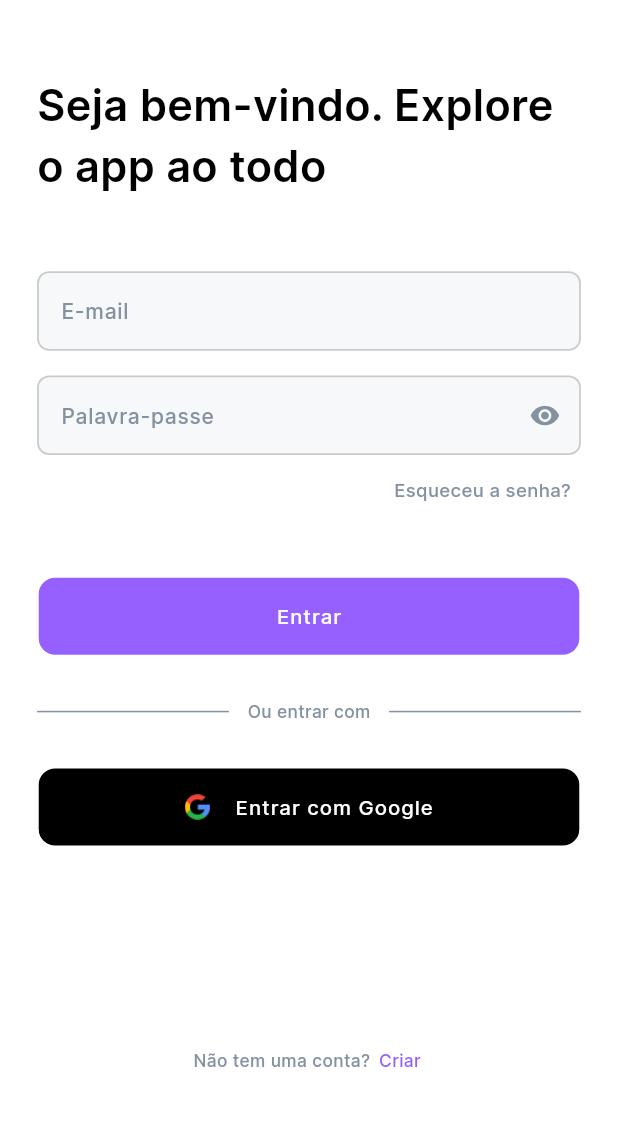
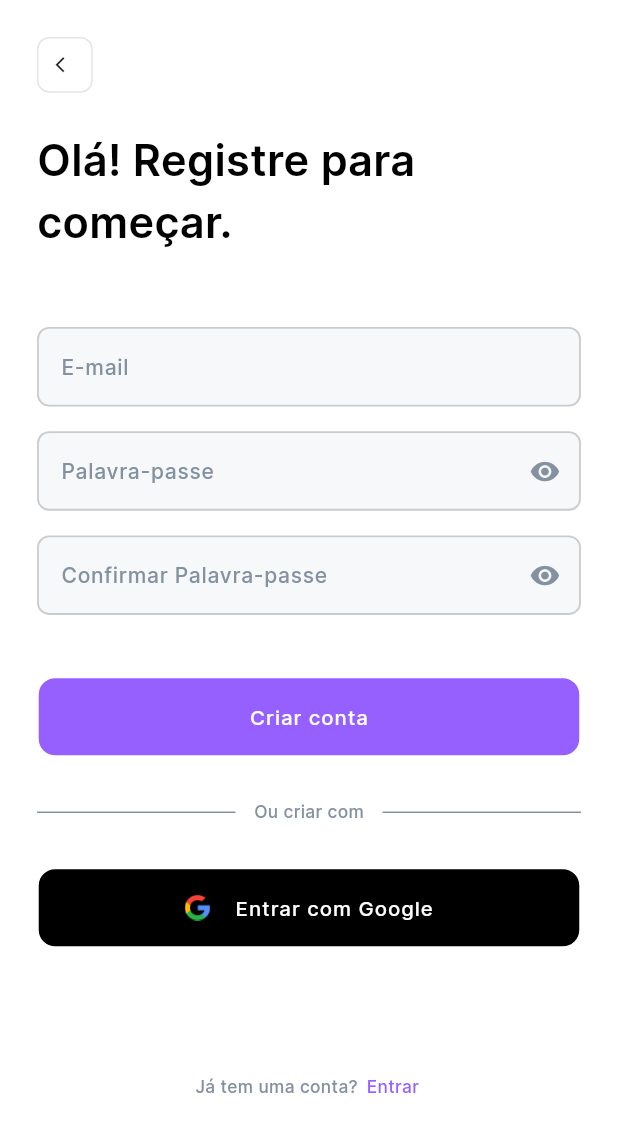
Before and after one commit to dev003-mobile/pulse-check-app, a Flutter app: the screen it shows after launch, after a tap on "Saltar", after a tap on "Criar", on a phone screen of 412 x 824 dp. Shown: the top 1132 px of the screen. Run offline on Flutter 3.47's test engine with Material 3 defaults, Android fonts, the phone set to English and light mode, and no system bars; our stand-ins replace flutter_animate, flutter_riverpod, gap, get, smooth_page_indicator.

Commit message:
✨ feat: sign up screen added

```diff
--- a/lib/src/core/presenter/common/routes/app_name_route.dart
+++ b/lib/src/core/presenter/common/routes/app_name_route.dart
@@ -2,4 +2,5 @@ class AppNameRoute {
   static String splashScreen = "/";
   static String slideScreen = "/slide_screen";
   static String signInScreen = "/sign_in_screen";
+  static String signUpScreen = "/sign_up_screen";
 }
--- a/lib/src/core/presenter/common/routes/app_routes.dart
+++ b/lib/src/core/presenter/common/routes/app_routes.dart
@@ -2,6 +2,7 @@ import 'package:get/get.dart';
 
 import 'app_name_route.dart';
 import '../../../../modules/initial_module/screens/slide_screen/slide_screen.dart';
+import '../../../../modules/auth_module/screens/sign_up_screen/sign_up_screen.dart';
 import '../../../../modules/auth_module/screens/sign_in_screen/sign_in_screen.dart';
 import '../../../../modules/initial_module/screens/splash_screen/splash_screen.dart';
 
@@ -10,5 +11,6 @@ class AppRoutes {
     GetPage(name: AppNameRoute.splashScreen, page: () => const SplashScreen()),
     GetPage(name: AppNameRoute.slideScreen, page: () => const SlideScreen()),
     GetPage(name: AppNameRoute.signInScreen, page: () => const SignInScreen()),
+    GetPage(name: AppNameRoute.signUpScreen, page: () => const SignUpScreen()),
   ];
 }
--- a/lib/src/modules/auth_module/screens/sign_in_screen/components/button_sign_in_google_component.dart
+++ b/lib/src/core/presenter/common/widgets/button_with_google_widget.dart
@@ -1,22 +1,24 @@
 import 'package:gap/gap.dart';
 import 'package:flutter/material.dart';
 
-import '../../../../../core/presenter/common/design/app_style_design.dart';
-import '../../../../../core/presenter/common/design/app_theme_design.dart';
-import '../../../../../core/presenter/utils/constants/app_name_constant.dart';
-import '../../../../../core/presenter/utils/constants/app_image_constants.dart';
-import '../../../../../core/presenter/common/widgets/button_opacity_widget.dart';
-import '../../../../../core/presenter/providers/module_providers/sign_in_providers.dart';
+import 'button_opacity_widget.dart';
+import '../design/app_style_design.dart';
+import '../design/app_theme_design.dart';
+import '../../utils/constants/app_name_constant.dart';
+import '../../utils/constants/app_image_constants.dart';
+import '../../providers/module_providers/sign_in_providers.dart';
 
-class ButtonSignInGoogleComponent extends StatelessWidget {
-  const ButtonSignInGoogleComponent({super.key});
+class ButtonWithGoogleWidget extends StatelessWidget {
+  const ButtonWithGoogleWidget({super.key, this.onTap});
+
+  final VoidCallback? onTap;
 
   @override
   Widget build(BuildContext context) {
     Size size = MediaQuery.sizeOf(context);
     return SizedBox(
       child: ButtonOpacityWidget(
-        onTap: () { },
+        onTap: onTap,
         provider: buttonSignInGoogleSlideStateProvider,
         backgroundColor: AppThemeDesign.defaulTheme.colorScheme.background,
         child: Row(
--- /dev/null
+++ b/lib/src/core/presenter/common/widgets/icon_back_widget.dart
@@ -0,0 +1,32 @@
+import 'package:get/get.dart';
+import 'package:flutter/material.dart';
+
+import '../design/app_theme_design.dart';
+
+class IconBackWidget extends StatelessWidget {
+  const IconBackWidget({super.key});
+
+  @override
+  Widget build(BuildContext context) {
+    Size size = MediaQuery.sizeOf(context);
+    return Material(
+      color: AppThemeDesign.defaulTheme.colorScheme.surface,
+      shape: RoundedRectangleBorder(
+        side: BorderSide(color: AppThemeDesign.defaulTheme.colorScheme.background.withOpacity(.1)),
+        borderRadius: const BorderRadius.all(Radius.circular(8))
+      ),
+      child: SizedBox(
+        height: size.height * .045,
+        width: size.width * .09,
+        child: InkWell(
+          onTap: () => Get.back(),
+          borderRadius: const BorderRadius.all(Radius.circular(8)),
+          child: Icon(
+            Icons.arrow_back_ios,
+            size: size.height * .015,
+          ),
+        ),
+      ),
+    );
+  }
+}
--- a/lib/src/modules/auth_module/screens/sign_in_screen/components/sign_in_another_account_component.dart
+++ b/lib/src/core/presenter/common/widgets/sign_in_another_account_widget.dart
@@ -1,11 +1,13 @@
 import 'package:flutter/material.dart';
 
-import '../../../../../core/presenter/common/design/app_style_design.dart';
-import '../../../../../core/presenter/common/design/app_theme_design.dart';
-import '../../../../../core/presenter/utils/constants/app_name_constant.dart';
+import '../design/app_style_design.dart';
+import '../design/app_theme_design.dart';
+import '../../utils/constants/app_name_constant.dart';
 
-class SignInAnotherAccountComponent extends StatelessWidget {
-  const SignInAnotherAccountComponent({super.key});
+class SignInAnotherAccountWidget extends StatelessWidget {
+  const SignInAnotherAccountWidget({super.key, this.text});
+
+  final String? text;
 
   @override
   Widget build(BuildContext context) {
@@ -21,7 +23,7 @@ class SignInAnotherAccountComponent extends StatelessWidget {
             child: Padding(
               padding: EdgeInsets.symmetric(horizontal: size.width * .03),
               child: Text(
-                AppNameConstant.signInAnotherAccountText,
+                text ?? AppNameConstant.signInAnotherAccountText,
                 style: AppStyleDesign.fontStyleInter(
                   context: context,
                   size: size.height * .014,
--- /dev/null
+++ b/lib/src/core/presenter/providers/module_providers/sign_up_providers.dart
@@ -0,0 +1,5 @@
+import 'package:flutter_riverpod/flutter_riverpod.dart';
+
+final buttonSignUpStateProvider = StateProvider<bool>((ref) => false);
+final visiblePasswordStateProvider = StateProvider<bool>((ref) => true);
+final visibleConfirmPasswordStateProvider = StateProvider<bool>((ref) => true);
--- a/lib/src/core/presenter/utils/constants/app_name_constant.dart
+++ b/lib/src/core/presenter/utils/constants/app_name_constant.dart
@@ -17,4 +17,9 @@ class AppNameConstant {
   static String createText = "Criar";
   static String emailText = "E-mail";
   static String passwordText = "Palavra-passe";
+  static String titleSignUpText = "Olá! Registre para começar.";
+  static String confirmPasswordText = "Confirmar Palavra-passe";
+  static String haveAnAccountText = "Já tem uma conta?";
+  static String createAccountText = "Criar conta";
+  static String signUpAnotherAccountText = "Ou criar com";
 }
--- a/lib/src/modules/auth_module/screens/sign_in_screen/sign_in_screen.dart
+++ b/lib/src/modules/auth_module/screens/sign_in_screen/sign_in_screen.dart
@@ -1,17 +1,19 @@
 import 'package:gap/gap.dart';
+import 'package:get/get.dart';
 import 'package:flutter/material.dart';
 import 'package:flutter_riverpod/flutter_riverpod.dart';
 
 import 'components/title_welcome_component.dart';
 import 'components/text_forgot_password_component.dart';
-import 'components/button_sign_in_google_component.dart';
-import 'components/sign_in_another_account_component.dart';
+import '../../../../core/presenter/common/routes/app_name_route.dart';
 import '../../../../core/presenter/common/design/app_theme_design.dart';
 import '../../../../core/presenter/utils/constants/app_name_constant.dart';
 import '../../../../core/presenter/common/widgets/button_opacity_widget.dart';
 import '../../../../core/presenter/common/widgets/row_question_auth_widget.dart';
 import '../../../../core/presenter/common/widgets/textfield_default_widget.dart';
+import '../../../../core/presenter/common/widgets/button_with_google_widget.dart';
 import '../../../../core/presenter/providers/module_providers/sign_in_providers.dart';
+import '../../../../core/presenter/common/widgets/sign_in_another_account_widget.dart';
 
 class SignInScreen extends ConsumerStatefulWidget {
   const SignInScreen({super.key});
@@ -77,17 +79,17 @@ class _SignInScreenState extends ConsumerState<SignInScreen> {
                         ),
                       ),
                       Gap(size.height * .035),
-                      const SignInAnotherAccountComponent(),
+                      const SignInAnotherAccountWidget(),
                       Gap(size.height * .035),
-                      const ButtonSignInGoogleComponent()
+                      const ButtonWithGoogleWidget()
                     ],
                   ),
                 ),
                 Gap(size.height * .16),
                 RowQuestionAuthWidget(
-                  onTap: () { },
                   actionText: AppNameConstant.createText,
                   question: AppNameConstant.dontHaveAnAccountText,
+                  onTap: () => Get.toNamed(AppNameRoute.signUpScreen),
                 )
               ],
             ),
--- /dev/null
+++ b/lib/src/modules/auth_module/screens/sign_up_screen/sign_up_screen.dart
@@ -0,0 +1,131 @@
+import 'package:gap/gap.dart';
+import 'package:flutter/material.dart';
+import 'package:flutter_riverpod/flutter_riverpod.dart';
+import 'package:get/get.dart';
+
+import '../../../../core/presenter/common/design/app_style_design.dart';
+import '../../../../core/presenter/common/design/app_theme_design.dart';
+import '../../../../core/presenter/common/widgets/button_opacity_widget.dart';
+import '../../../../core/presenter/common/widgets/button_with_google_widget.dart';
+import '../../../../core/presenter/common/widgets/icon_back_widget.dart';
+import '../../../../core/presenter/common/widgets/row_question_auth_widget.dart';
+import '../../../../core/presenter/common/widgets/sign_in_another_account_widget.dart';
+import '../../../../core/presenter/utils/constants/app_name_constant.dart';
+import '../../../../core/presenter/common/widgets/textfield_default_widget.dart';
+import '../../../../core/presenter/providers/module_providers/sign_up_providers.dart';
+
+class SignUpScreen extends ConsumerStatefulWidget {
+  const SignUpScreen({super.key});
+
+  @override
+  ConsumerState<ConsumerStatefulWidget> createState() => _SignUpScreenState();
+}
+
+class _SignUpScreenState extends ConsumerState<SignUpScreen> {
+
+  @override
+  Widget build(BuildContext context) {
+    Size size = MediaQuery.sizeOf(context);
+    ref.watch(visiblePasswordStateProvider);
+    ref.watch(visibleConfirmPasswordStateProvider);
+    return Scaffold(
+      body: SafeArea(
+        child: Padding(
+          padding: EdgeInsets.symmetric(
+            vertical: size.height * .03,
+            horizontal: size.width * .06
+          ),
+          child: SingleChildScrollView(
+            physics: const ClampingScrollPhysics(),
+            padding: EdgeInsets.only(bottom: size.height * .02),
+            child: Column(
+              children: <Widget>[
+                SizedBox(
+                  child: Column(
+                    crossAxisAlignment: CrossAxisAlignment.start,
+                    children: <Widget>[
+                      const IconBackWidget(),
+                      Gap(size.height * .03),
+                      SizedBox(
+                        child: Text(
+                          AppNameConstant.titleSignUpText,
+                          style: AppStyleDesign.fontStyleInter(
+                            context: context,
+                            size: size.height * .035,
+                            fontWeight: FontWeight.w600,
+                            color: AppThemeDesign.defaulTheme.colorScheme.background
+                          ),
+                        ),
+                      ),
+                      Gap(size.height * .06),
+                      TextFieldDefaultWidget(
+                        hintText: AppNameConstant.emailText,
+                      ),
+                      Gap(size.height * .02),
+                      TextFieldDefaultWidget(
+                        obscureText: ref.read(visiblePasswordStateProvider.notifier).state,
+                        hintText: AppNameConstant.passwordText,
+                        suffixIcon: GestureDetector(
+                          onTap: () => ref.read(visiblePasswordStateProvider.notifier).state =
+                            !(ref.read(visiblePasswordStateProvider.notifier).state),
+                          child: ref.read(visiblePasswordStateProvider.notifier).state ? Icon(
+                            Icons.visibility,
+                            size: size.height * .025,
+                            color: AppThemeDesign.defaulTheme.colorScheme.onBackground,
+                          ) : Icon(
+                            Icons.visibility_off,
+                            size: size.height * .025,
+                            color: AppThemeDesign.defaulTheme.colorScheme.onBackground,
+                          ),
+                        ),
+                      ),
+                      Gap(size.height * .02),
+                      TextFieldDefaultWidget(
+                        obscureText: ref.read(visibleConfirmPasswordStateProvider.notifier).state,
+                        hintText: AppNameConstant.confirmPasswordText,
+                        suffixIcon: GestureDetector(
+                          onTap: () => ref.read(visibleConfirmPasswordStateProvider.notifier).state =
+                            !(ref.read(visibleConfirmPasswordStateProvider.notifier).state),
+                          child: ref.read(visibleConfirmPasswordStateProvider.notifier).state ? Icon(
+                            Icons.visibility,
+                            size: size.height * .025,
+                            color: AppThemeDesign.defaulTheme.colorScheme.onBackground,
+                          ) : Icon(
+                            Icons.visibility_off,
+                            size: size.height * .025,
+                            color: AppThemeDesign.defaulTheme.colorScheme.onBackground,
+                          ),
+                        ),
+                      ),
+                      Gap(size.height * .05),
+                      SizedBox(
+                        child: ButtonOpacityWidget(
+                          onTap: () { },
+                          provider: buttonSignUpStateProvider,
+                          textButton: AppNameConstant.createAccountText,
+                          backgroundColor: AppThemeDesign.defaulTheme.colorScheme.primary,
+                        ),
+                      ),
+                      Gap(size.height * .035),
+                      SignInAnotherAccountWidget(
+                        text: AppNameConstant.signUpAnotherAccountText,
+                      ),
+                      Gap(size.height * .035),
+                      const ButtonWithGoogleWidget()
+                    ],
+                  ),
+                ),
+                Gap(size.height * .1),
+                RowQuestionAuthWidget(
+                  onTap: () => Get.back(),
+                  actionText: AppNameConstant.logInText,
+                  question: AppNameConstant.haveAnAccountText,
+                )
+              ],
+            ),
+          ),
+        )
+      ),
+    );
+  }
+}
```
